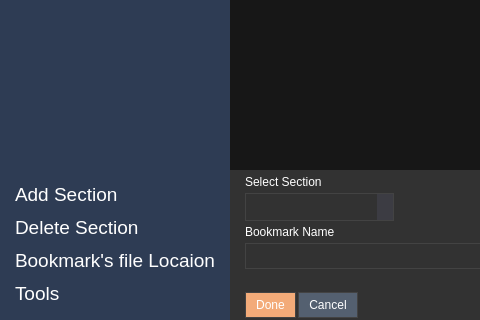
Before: the Qt Designer form bookmarks/bookmarks.ui in rahmanshaber/corebox, drawn with Qt 5; both pictures show x 0 to 480 and y 208 to 528 of the 931 by 528 pixel window.
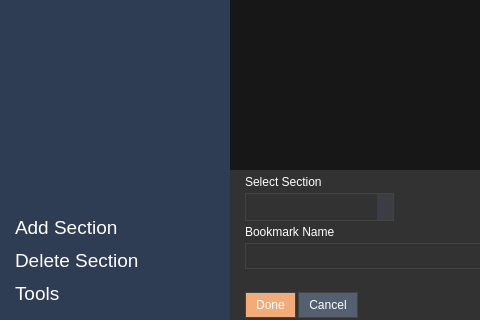
After: the same form once the commit is applied. Icons and pictures are not drawn.

```diff
--- a/bookmarks/bookmarks.ui
+++ b/bookmarks/bookmarks.ui
@@ -63,7 +63,7 @@
 border: 1px rgb(67, 67, 67);
 }</string>
      </property>
-     <layout class="QVBoxLayout" name="verticalLayout" stretch="0,0,0,0,0,0,0">
+     <layout class="QVBoxLayout" name="verticalLayout" stretch="0,0,0,0,0,0">
       <property name="spacing">
        <number>0</number>
       </property>
@@ -227,42 +227,6 @@
         </property>
        </widget>
       </item>
-      <item>
-       <widget class="QPushButton" name="bookmarksLocation">
-        <property name="font">
-         <font>
-          <pointsize>14</pointsize>
-         </font>
-        </property>
-        <property name="styleSheet">
-         <string notr="true">QPushButton{
-Text-align:left;
-padding: 5px 5px 5px 5px;
-}
-
-QPushButton:pressed{
-background-color: #171717; 
-}
-
-QPushButton:hover {
-background-color: #171717;
-}</string>
-        </property>
-        <property name="text">
-         <string>Bookmark's file Locaion</string>
-        </property>
-        <property name="icon">
-         <iconset resource="../icons.qrc">
-          <normaloff>:/icons/open_w.svg</normaloff>:/icons/open_w.svg</iconset>
-        </property>
-        <property name="iconSize">
-         <size>
-          <width>22</width>
-          <height>22</height>
-         </size>
-        </property>
-       </widget>
-      </item>
       <item>
        <widget class="QPushButton" name="cTools">
         <property name="font">
```
Left out of the diff: 2 changed lines with no effect on the pictures.
